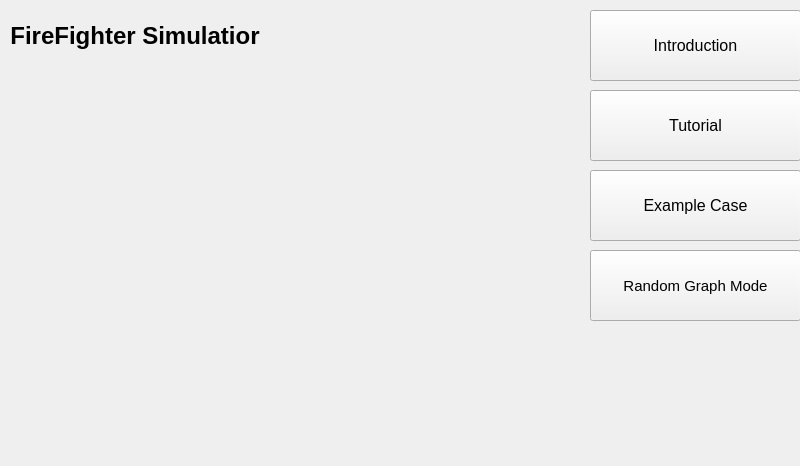
pinanlee/FirefighterProblemSimulation, file titleScreen.ui: the form before one commit.
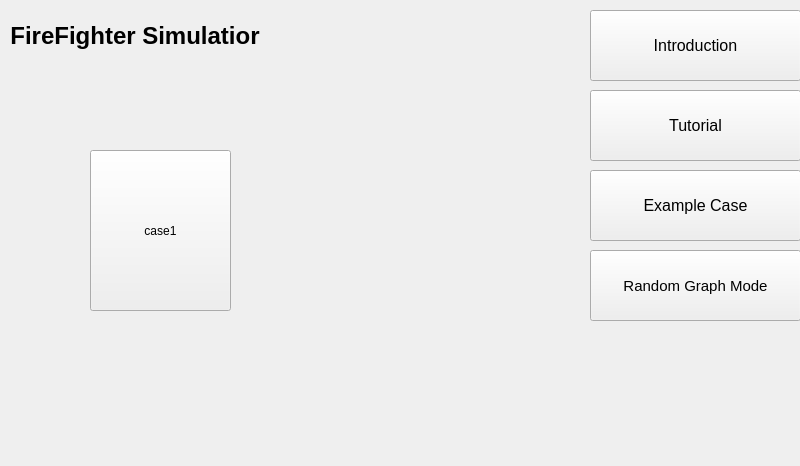
The form after the commit.

What changed in the file:
```diff
--- a/titleScreen.ui
+++ b/titleScreen.ui
@@ -173,6 +173,50 @@
       </item>
      </layout>
     </widget>
+    <widget class="QStackedWidget" name="stackedWidget">
+     <property name="geometry">
+      <rect>
+       <x>10</x>
+       <y>70</y>
+       <width>561</width>
+       <height>381</height>
+      </rect>
+     </property>
+     <property name="currentIndex">
+      <number>2</number>
+     </property>
+     <widget class="QWidget" name="page">
+      <widget class="QLabel" name="label_2">
+       <property name="geometry">
+        <rect>
+         <x>10</x>
+         <y>20</y>
+         <width>291</width>
+         <height>111</height>
+        </rect>
+       </property>
+       <property name="text">
+        <string>TextLabel</string>
+       </property>
+      </widget>
+     </widget>
+     <widget class="QWidget" name="page_2"/>
+     <widget class="QWidget" name="page_3">
+      <widget class="QPushButton" name="button_case1">
+       <property name="geometry">
+        <rect>
+         <x>80</x>
+         <y>80</y>
+         <width>141</width>
+         <height>161</height>
+        </rect>
+       </property>
+       <property name="text">
+        <string>case1</string>
+       </property>
+      </widget>
+     </widget>
+    </widget>
    </widget>
   </widget>
  </widget>
```
